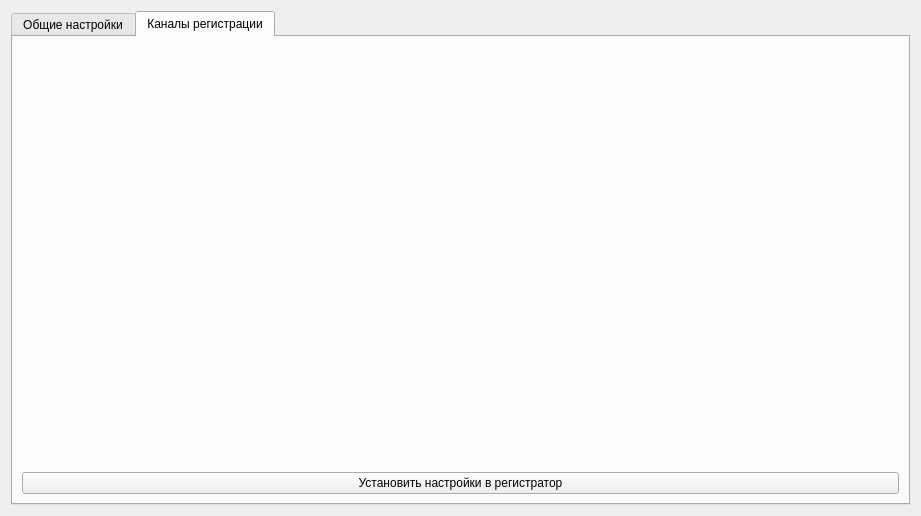
First picture: the form in Qt/settingsform.ui, repository Ore111ek/Signal-registration-complex, before the edit.
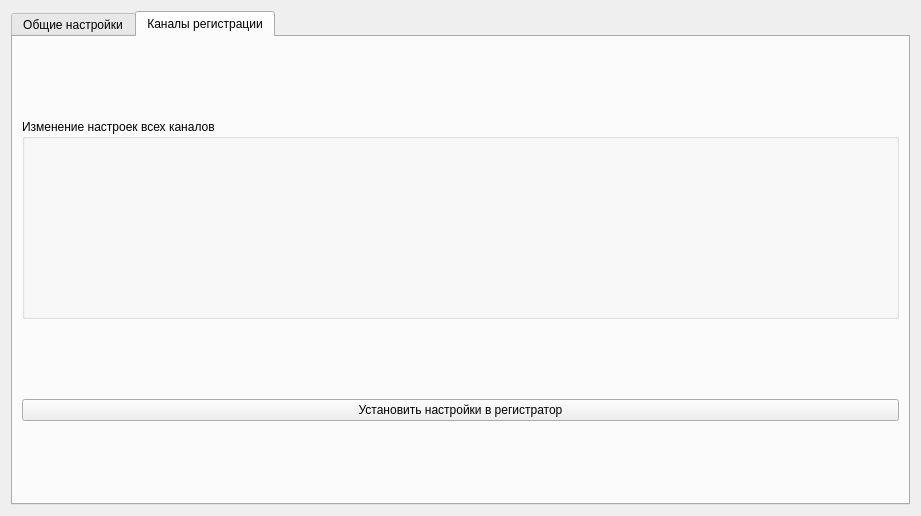
Second picture: the form after the edit. Custom widgets are drawn as their Qt base class.

The edit to the form file:
```diff
--- a/Qt/settingsform.ui
+++ b/Qt/settingsform.ui
@@ -37,6 +37,44 @@
        </item>
        <item>
         <layout class="QVBoxLayout" name="verticalLayout_common">
+         <item>
+          <spacer name="verticalSpacer_2">
+           <property name="orientation">
+            <enum>Qt::Vertical</enum>
+           </property>
+           <property name="sizeHint" stdset="0">
+            <size>
+             <width>20</width>
+             <height>40</height>
+            </size>
+           </property>
+          </spacer>
+         </item>
+         <item>
+          <widget class="QGroupBox" name="groupBox">
+           <property name="minimumSize">
+            <size>
+             <width>0</width>
+             <height>200</height>
+            </size>
+           </property>
+           <property name="title">
+            <string>Изменение настроек всех каналов</string>
+           </property>
+           <layout class="QVBoxLayout" name="verticalLayout_2">
+            <item>
+             <widget class="ChanForm" name="CommonChan" native="true">
+              <property name="minimumSize">
+               <size>
+                <width>0</width>
+                <height>100</height>
+               </size>
+              </property>
+             </widget>
+            </item>
+           </layout>
+          </widget>
+         </item>
          <item>
           <spacer name="verticalSpacer">
            <property name="orientation">
@@ -57,6 +95,19 @@
            </property>
           </widget>
          </item>
+         <item>
+          <spacer name="verticalSpacer_3">
+           <property name="orientation">
+            <enum>Qt::Vertical</enum>
+           </property>
+           <property name="sizeHint" stdset="0">
+            <size>
+             <width>20</width>
+             <height>40</height>
+            </size>
+           </property>
+          </spacer>
+         </item>
         </layout>
        </item>
       </layout>
@@ -65,6 +116,14 @@
    </item>
   </layout>
  </widget>
+ <customwidgets>
+  <customwidget>
+   <class>ChanForm</class>
+   <extends>QWidget</extends>
+   <header>chanform.h</header>
+   <container>1</container>
+  </customwidget>
+ </customwidgets>
  <resources/>
  <connections/>
 </ui>
```
Left out of the diff: 6 changed lines with no effect on the pictures.
